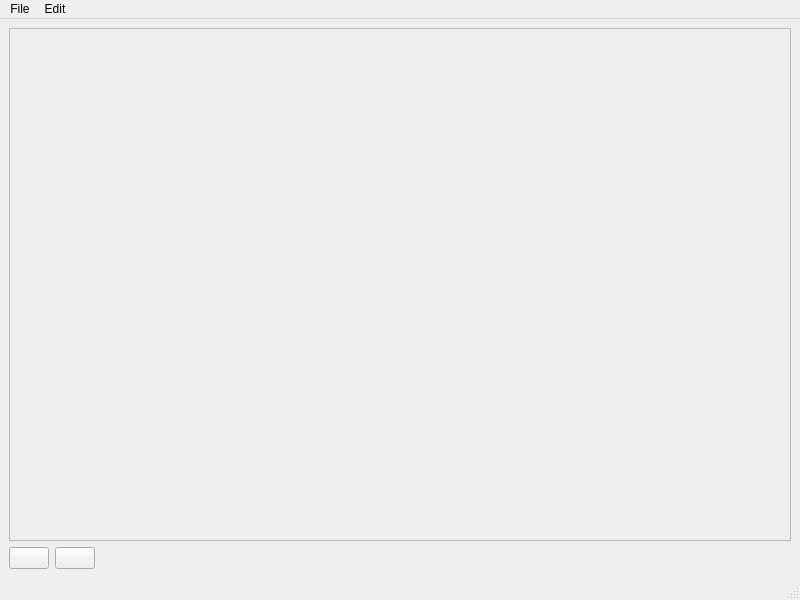
This is UI/windows/QuestsMainWindow.ui in LydP/Quest-Lists as Qt 5 draws it before an edit. The edited form follows.
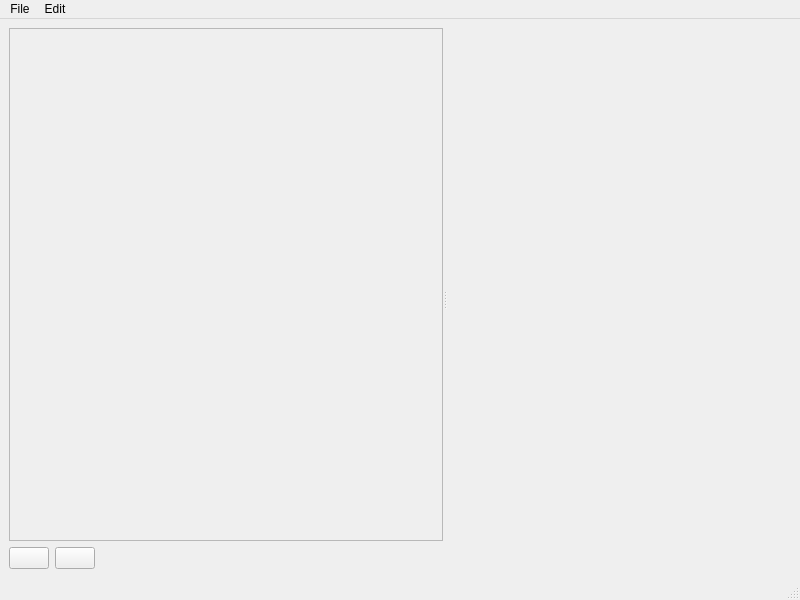
This is the edited form. Icons and pictures are not drawn.

Commit message: Added questMetaData QGroupBox as a side panel to main window.

```diff
--- a/UI/windows/QuestsMainWindow.ui
+++ b/UI/windows/QuestsMainWindow.ui
@@ -16,6 +16,11 @@
   <widget class="QWidget" name="centralwidget">
    <layout class="QHBoxLayout" name="horizontalLayout_2">
     <item>
+     <widget class="QSplitter" name="splitter">
+      <property name="orientation">
+       <enum>Qt::Orientation::Horizontal</enum>
+      </property>
+      <widget class="QWidget" name="">
      <layout class="QVBoxLayout" name="verticalLayout">
       <item>
        <widget class="QScrollArea" name="scrollArea">
@@ -27,7 +32,7 @@
           <rect>
            <x>0</x>
            <y>0</y>
-           <width>778</width>
+             <width>469</width>
            <height>492</height>
           </rect>
          </property>
@@ -81,6 +86,21 @@
        </layout>
       </item>
      </layout>
+      </widget>
+      <widget class="QGroupBox" name="questsMetadata">
+       <property name="autoFillBackground">
+        <bool>false</bool>
+       </property>
+       <property name="styleSheet">
+        <string notr="true">QGroupBox {
+	border-style: none;
+}</string>
+       </property>
+       <property name="title">
+        <string/>
+       </property>
+      </widget>
+     </widget>
     </item>
    </layout>
   </widget>
```
Lines whose indentation alone changed are shown as unchanged. The commit also changes 1 other file.
